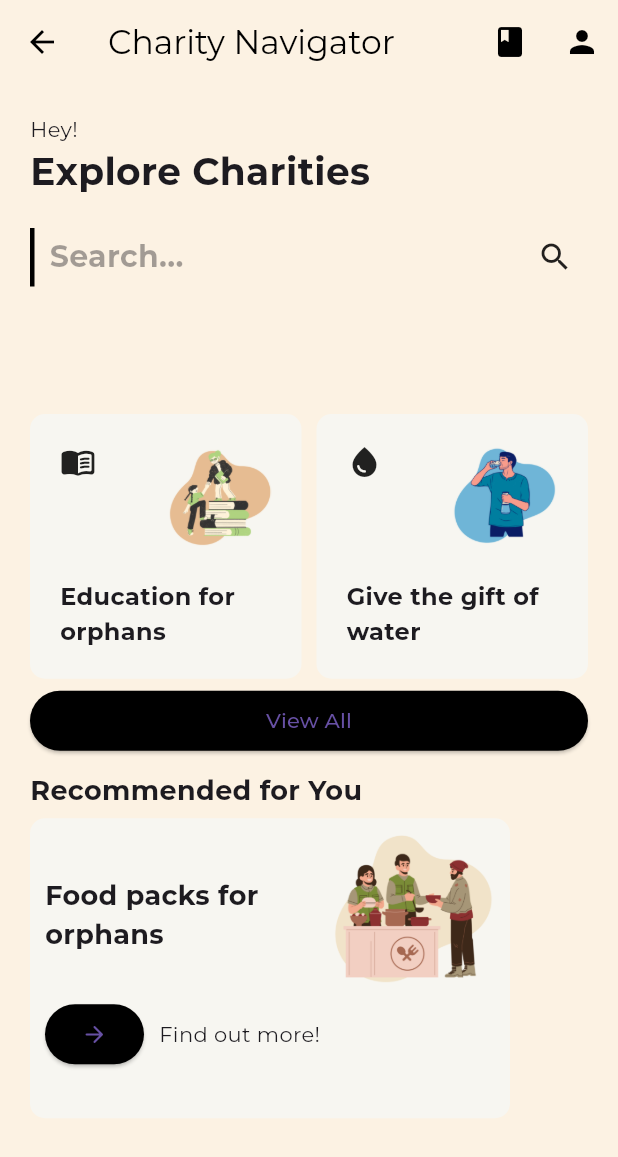
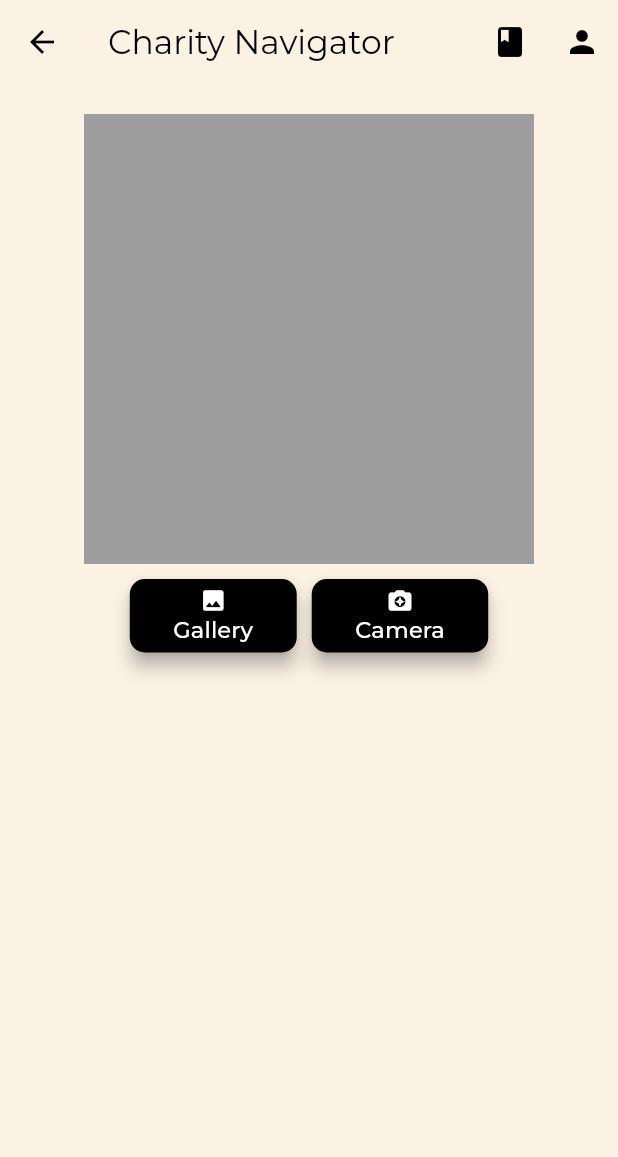
Before and after one commit to amaanaliakhtar/CharityAppFYP, a Flutter app: the Dashboard screen opened directly, after a tap on the "arrow forward" icon, on a phone screen of 412 x 824 dp. Shown: the top 1157 px of the screen. Run offline on Flutter 3.47's test engine with Material 3 defaults, Android fonts, the phone set to English and light mode, and no system bars; our stand-ins replace cloud_firestore, firebase_auth, firebase_core, firebase_storage, google_fonts, image_picker and 1 more; missing offline and left inert: firebase_ui_auth, google_ml_kit; accounts and stored records are empty.

Commit message:
Image recognition added and working

```diff
--- a/lib/screens/dashboard/dashboard.dart
+++ b/lib/screens/dashboard/dashboard.dart
@@ -1,5 +1,6 @@
 import 'package:charity_app/authentication/login_screen.dart';
 import 'package:charity_app/screens/dashboard/filters_class.dart';
+import 'package:charity_app/screens/dashboard/image_upload.dart';
 import 'package:charity_app/screens/donation/user_donations.dart';
 import 'package:charity_app/screens/projects/all_projects.dart';
 import 'package:charity_app/screens/projects/project_details.dart';
@@ -240,7 +241,7 @@ class Dashboard extends StatelessWidget {
                         children: [
                           Flexible(
                             child: Text(
-                              "Food packs for orphans",
+                              "Send us a donation form",
                               maxLines: 2,
                               style: TextStyle(
                                   fontWeight: FontWeight.bold, fontSize: 18),
@@ -258,11 +259,11 @@ class Dashboard extends StatelessWidget {
                         children: [
                           ElevatedButton(
                             onPressed: () {
-                              // Navigator.of(context).push(
-                              //   MaterialPageRoute(
-                              //     builder: (context) => const ProjectDetails(),
-                              //   ),
-                              // );
+                              Navigator.of(context).push(
+                                MaterialPageRoute(
+                                  builder: (context) => const ImageUpload(),
+                                ),
+                              );
                             },
                             style: ElevatedButton.styleFrom(
                                 backgroundColor: Colors.black),
--- /dev/null
+++ b/lib/screens/dashboard/image_upload.dart
@@ -0,0 +1,181 @@
+import 'dart:io';
+import 'package:charity_app/authentication/login_screen.dart';
+import 'package:charity_app/screens/donation/user_donations.dart';
+import 'package:firebase_ui_auth/firebase_ui_auth.dart';
+import 'package:flutter/material.dart';
+import 'package:google_ml_kit/google_ml_kit.dart';
+import 'package:image_picker/image_picker.dart';
+
+class ImageUpload extends StatefulWidget {
+  const ImageUpload({super.key});
+
+  @override
+  State<ImageUpload> createState() => _ImageUploadState();
+}
+
+class _ImageUploadState extends State<ImageUpload> {
+  bool textScanning = false;
+  XFile? uploadedImage;
+  String scannedText = "";
+
+  @override
+  Widget build(BuildContext context) {
+    return Scaffold(
+        appBar: AppBar(
+          iconTheme: IconThemeData(
+            color: Colors.black,
+          ),
+          title: const Text(
+            "Charity Navigator",
+            style: TextStyle(color: Colors.black),
+          ),
+          actions: [
+            IconButton(
+              onPressed: () {
+                Navigator.of(context).push(
+                  MaterialPageRoute(
+                    builder: (context) => MyDonations(),
+                  ),
+                );
+              },
+              icon: Icon(
+                Icons.book,
+              ),
+            ),
+            IconButton(
+              onPressed: () {
+                Navigator.of(context).push(
+                  MaterialPageRoute(
+                    builder: (context) => ProfileScreen(
+                      actions: [
+                        SignedOutAction((context) {
+                          Navigator.of(context).push(
+                            MaterialPageRoute(
+                              builder: (context) => LoginScreen(),
+                            ),
+                          );
+                        })
+                      ],
+                    ),
+                  ),
+                );
+              },
+              icon: Icon(
+                Icons.person,
+              ),
+            )
+          ],
+          elevation: 0,
+          backgroundColor: Colors.transparent,
+        ),
+        body: Center(
+          child: Container(
+              margin: const EdgeInsets.all(20),
+              child: Column(
+                crossAxisAlignment: CrossAxisAlignment.center,
+                children: [
+                  if (textScanning) const CircularProgressIndicator(),
+                  if (!textScanning && uploadedImage == null)
+                    Container(
+                      width: 300,
+                      height: 300,
+                      color: Colors.grey,
+                    ),
+                  if (uploadedImage != null)
+                    Image.file(File(uploadedImage!.path)),
+                  Row(
+                    mainAxisAlignment: MainAxisAlignment.center,
+                    children: [
+                      uploadOptionButton(Icon(Icons.image_rounded), "Gallery"),
+                      uploadOptionButton(Icon(Icons.camera_enhance), "Camera"),
+                    ],
+                  ),
+                  const SizedBox(
+                    height: 20,
+                  ),
+                  Container(
+                    child: Text(
+                      scannedText,
+                      style: TextStyle(fontSize: 20),
+                    ),
+                  )
+                ],
+              )),
+        ));
+  }
+
+  void uploadImage(ImageSource source) async {
+    try {
+      final image = await ImagePicker().pickImage(source: source);
+      if (image != null) {
+        textScanning = true;
+        uploadedImage = image;
+        setState(() {});
+        textRecognition(image);
+      }
+    } catch (e) {
+      textScanning = false;
+      uploadedImage = null;
+      scannedText = "Error whilst uploading image";
+      setState(() {});
+    }
+  }
+
+  Widget uploadOptionButton(Icon icon, String buttonText) {
+    return Container(
+      margin: const EdgeInsets.symmetric(horizontal: 5),
+      padding: const EdgeInsets.only(top: 10),
+      child: ElevatedButton(
+        style: ElevatedButton.styleFrom(
+          backgroundColor: Colors.black,
+          foregroundColor: Colors.white,
+          shadowColor: Colors.grey,
+          elevation: 5,
+          shape:
+              RoundedRectangleBorder(borderRadius: BorderRadius.circular(10)),
+        ),
+        onPressed: () {
+          if (buttonText == "Camera") {
+            uploadImage(ImageSource.camera);
+          } else if (buttonText == "Gallery") {
+            uploadImage(ImageSource.gallery);
+          }
+          //getImage(ImageSource.camera);
+        },
+        child: Container(
+          margin: const EdgeInsets.symmetric(vertical: 5, horizontal: 5),
+          child: Column(
+            mainAxisSize: MainAxisSize.min,
+            children: [
+              icon,
+              Text(
+                buttonText,
+                style: const TextStyle(fontSize: 15, color: Colors.white),
+              )
+            ],
+          ),
+        ),
+      ),
+    );
+  }
+
+  void textRecognition(XFile image) async {
+    final inputImage = InputImage.fromFilePath(image.path);
+    final textDetector = GoogleMlKit.vision.textRecognizer();
+    RecognizedText recognisedText = await textDetector.processImage(inputImage);
+    await textDetector.close();
+    scannedText = "";
+    for (TextBlock block in recognisedText.blocks) {
+      for (TextLine line in block.lines) {
+        scannedText = scannedText + line.text + "\n";
+      }
+    }
+    textScanning = false;
+    setState(() {});
+  }
+
+  @override
+  void initState() {
+    super.initState();
+  }
+}
--- a/pubspec.yaml
+++ b/pubspec.yaml
@@ -41,6 +41,9 @@ dependencies:
   cloud_firestore: ^4.14.0
   firebase_storage: ^11.6.0
   percent_indicator: ^4.2.3
+  google_mlkit_text_recognition: ^0.11.0
+  google_ml_kit: ^0.16.3
+  image_picker: ^0.8.4+9
 
 dev_dependencies:
   flutter_test:
```
Also changed, not shown: pubspec.lock, 5 other files.
